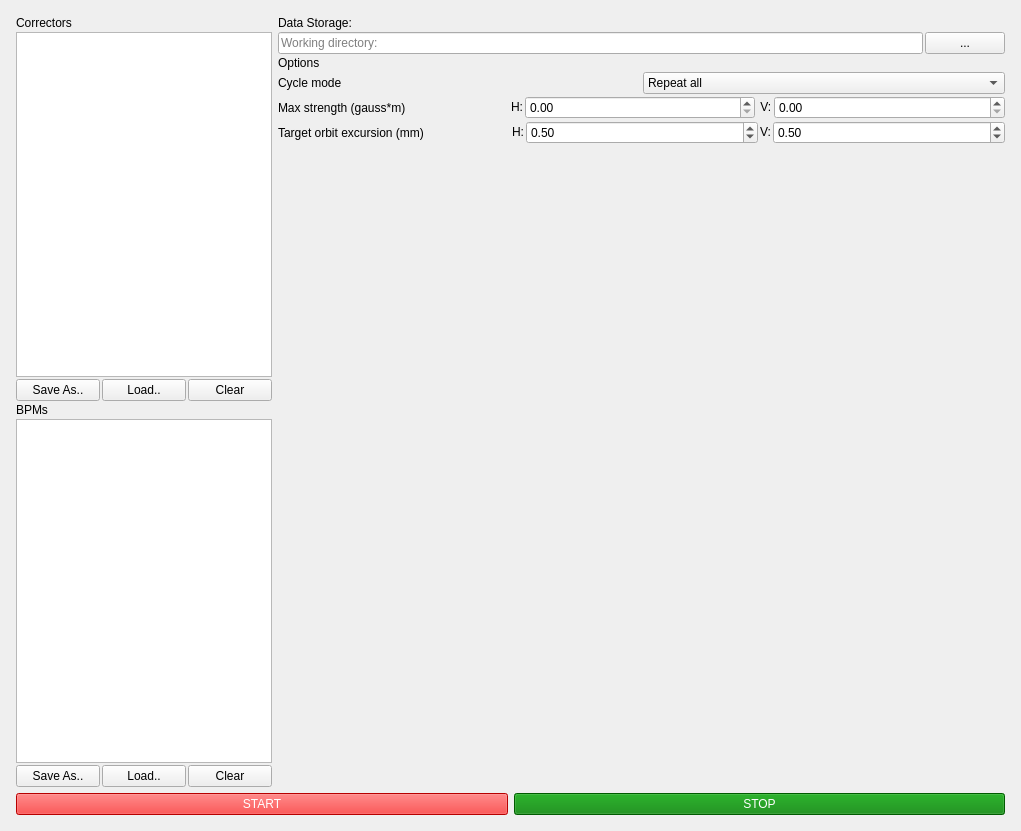
First picture: the form in SysID_GUI.ui, repository wiktoria-malek/flight-simulator, before the edit.
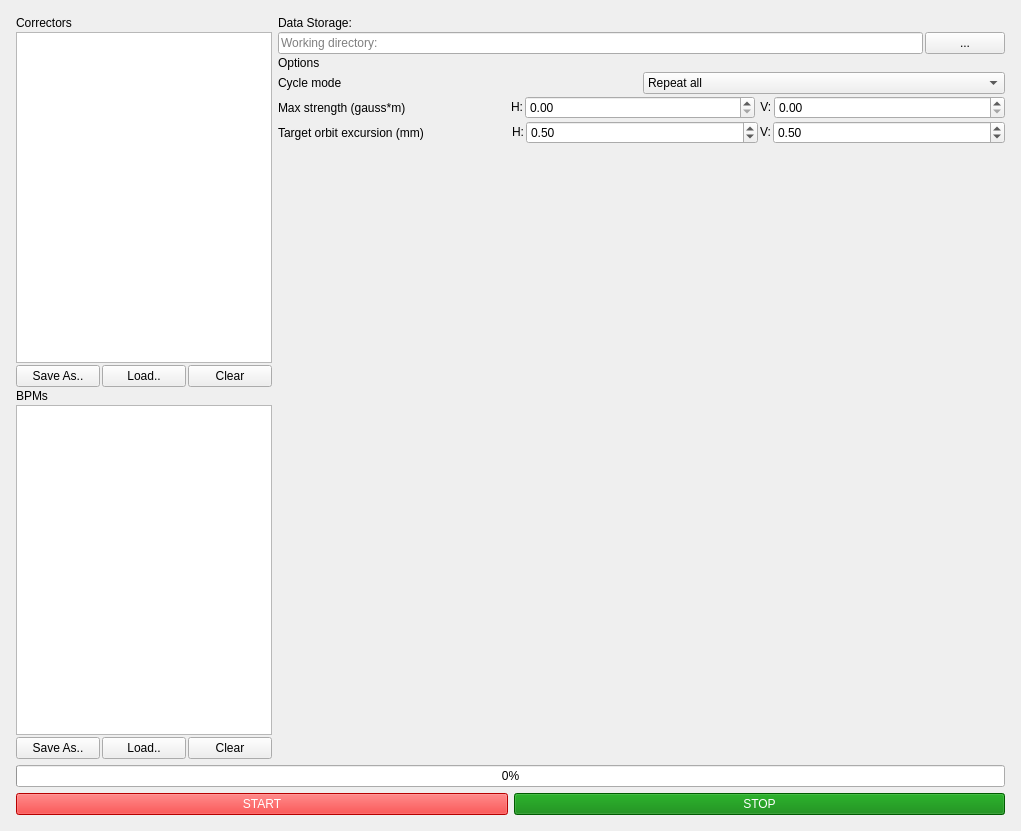
Second picture: the form after the edit.

```diff
--- a/SysID_GUI.ui
+++ b/SysID_GUI.ui
@@ -360,6 +360,13 @@
         </item>
        </layout>
       </item>
+      <item>
+       <widget class="QProgressBar" name="progressBar">
+        <property name="value">
+         <number>0</number>
+        </property>
+       </widget>
+      </item>
       <item>
        <layout class="QHBoxLayout" name="buttons_layout">
         <item>
```
